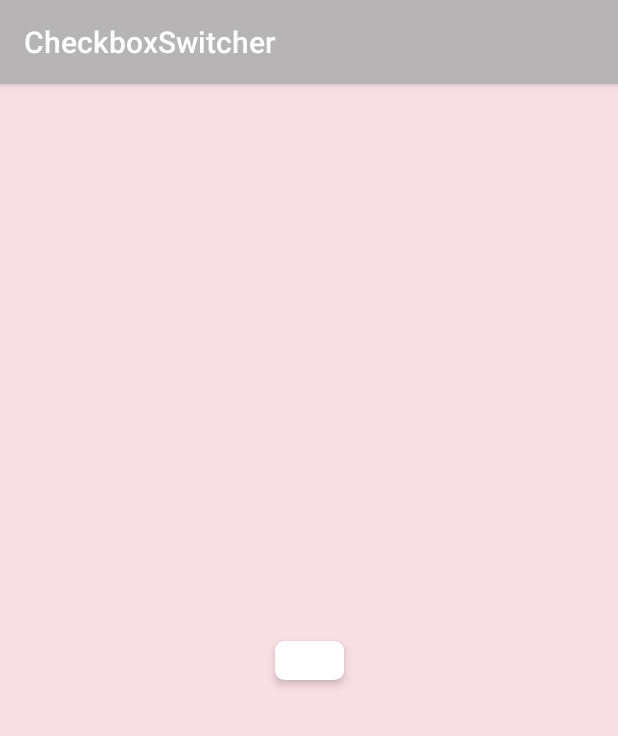
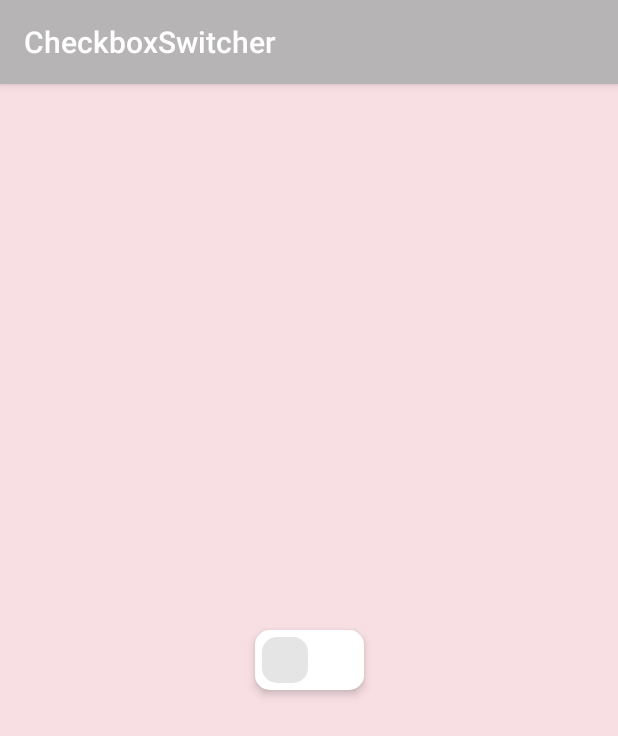
Before and after one commit to bitvale/CheckboxSwitcher, an Android app: the screen it shows after launch (MainActivity), on a phone screen of 412 x 824 dp. Shown: the top 736 px of the screen. Run offline under Robolectric (Android 15) with nearby library versions, the phone set to English and light mode, and no system bars.

Commit message:
Add switcher thumb

```diff
--- a/demo/src/main/res/layout/activity_main.xml
+++ b/demo/src/main/res/layout/activity_main.xml
@@ -10,7 +10,7 @@
 
     <com.bitvale.checkboxswitcher.CheckboxSwitcher
             android:layout_width="wrap_content"
-            android:layout_height="wrap_content"
+            android:layout_height="40dp"
             app:layout_constraintBottom_toBottomOf="parent"
             app:layout_constraintLeft_toLeftOf="parent"
             app:layout_constraintRight_toRightOf="parent"
--- a/library/src/main/java/com/bitvale/checkboxswitcher/CheckboxSwitcher.kt
+++ b/library/src/main/java/com/bitvale/checkboxswitcher/CheckboxSwitcher.kt
@@ -9,9 +9,10 @@ import android.renderscript.Element
 import android.renderscript.RenderScript
 import android.renderscript.ScriptIntrinsicBlur
 import android.util.AttributeSet
-import android.util.Log
 import android.view.View
 import android.view.ViewOutlineProvider
+import androidx.annotation.ColorInt
+import androidx.annotation.Dimension
 import com.bitvale.checkboxswitcher.commons.isLollipopAndAbove
 import com.bitvale.checkboxswitcher.commons.toPx
 import kotlin.math.min
@@ -38,6 +39,19 @@ class CheckboxSwitcher @JvmOverloads constructor(
     private var shadowOffset = 0f
 
     private val switcherRect = RectF(0f, 0f, 0f, 0f)
+    private val thumbRect = RectF(0f, 0f, 0f, 0f)
+
+    @ColorInt
+    private var bgColor = 0
+    @ColorInt
+    private var onColor = 0
+    @ColorInt
+    private var offColor = 0
+    @ColorInt
+    private var currentColor = 0
+
+    @Dimension(unit = Dimension.PX)
+    private var thumbPadding = 0
 
     init {
         attrs?.let { retrieveAttributes(attrs, defStyleAttr) }
@@ -52,11 +66,11 @@ class CheckboxSwitcher @JvmOverloads constructor(
         switchElevation = typedArray.getDimension(R.styleable.CheckboxSwitcher_elevation, 0f)
 
         defHeight = typedArray.getDimensionPixelOffset(R.styleable.CheckboxSwitcher_switcher_height, 0)
-        defWidth = typedArray.getDimensionPixelOffset(R.styleable.CheckboxSwitcher_switcher_width, 0)
+//        defWidth = typedArray.getDimensionPixelOffset(R.styleable.CheckboxSwitcher_switcher_width, 0)
 
-        val bgColor = typedArray.getColor(R.styleable.CheckboxSwitcher_switcher_bg_color, 0)
-
-        switcherPaint.color = bgColor
+        bgColor = typedArray.getColor(R.styleable.CheckboxSwitcher_switcher_bg_color, 0)
+        onColor = typedArray.getColor(R.styleable.CheckboxSwitcher_thumb_on_color, 0)
+        offColor = typedArray.getColor(R.styleable.CheckboxSwitcher_thumb_off_color, 0)
 
         typedArray.recycle()
 
@@ -69,15 +83,16 @@ class CheckboxSwitcher @JvmOverloads constructor(
     }
 
     override fun onMeasure(widthMeasureSpec: Int, heightMeasureSpec: Int) {
-        val widthMode = MeasureSpec.getMode(widthMeasureSpec)
-        var width = MeasureSpec.getSize(widthMeasureSpec)
         val heightMode = MeasureSpec.getMode(heightMeasureSpec)
         var height = MeasureSpec.getSize(heightMeasureSpec)
 
-        if (widthMode != MeasureSpec.EXACTLY || heightMode != MeasureSpec.EXACTLY) {
-            width = defWidth
+        if (heightMode != MeasureSpec.EXACTLY) {
             height = defHeight
         }
+
+        thumbPadding = (height * 12) / 100 // 12%
+
+        var width = (height * 2 - thumbPadding * 1.5f).toInt()
 
         if (!isLollipopAndAbove()) {
             width += switchElevation.toInt() * 2
@@ -102,6 +117,12 @@ class CheckboxSwitcher @JvmOverloads constructor(
         switcherRect.right = width.toFloat() - shadowOffset
         switcherRect.bottom = height.toFloat() - shadowOffset - shadowOffset / 2
 
+        thumbRect.left = switcherRect.left + thumbPadding
+        thumbRect.top = shadowOffset / 2 + thumbPadding
+        thumbRect.bottom = height - shadowOffset - shadowOffset / 2 - thumbPadding
+        thumbRect.right = thumbRect.left + thumbRect.height()
+
+
         switcherCornerRadius = height / 4f
 
         if (!isLollipopAndAbove()) generateShadow()
@@ -114,7 +135,12 @@ class CheckboxSwitcher @JvmOverloads constructor(
         }
 
         // switcher
+        switcherPaint.color = bgColor
         canvas?.drawRoundRect(switcherRect, switcherCornerRadius, switcherCornerRadius, switcherPaint)
+
+        // thumb
+        switcherPaint.color = offColor
+        canvas?.drawRoundRect(thumbRect, switcherCornerRadius, switcherCornerRadius, switcherPaint)
     }
 
     private fun generateShadow() {
--- a/library/src/main/res/values/attrs.xml
+++ b/library/src/main/res/values/attrs.xml
@@ -2,8 +2,9 @@
 <resources>
     <declare-styleable name="CheckboxSwitcher">
         <attr name="elevation" />
-        <attr name="switcher_width" format="dimension"/>
         <attr name="switcher_height" format="dimension"/>
         <attr name="switcher_bg_color" format="color" />
+        <attr name="thumb_on_color" format="color" />
+        <attr name="thumb_off_color" format="color" />
     </declare-styleable>
 </resources>
--- a/library/src/main/res/values/colors.xml
+++ b/library/src/main/res/values/colors.xml
@@ -1,4 +1,6 @@
 <?xml version="1.0" encoding="utf-8"?>
 <resources>
     <color name="switcher_bg_color">@android:color/white</color>
+    <color name="thumb_on_color">#95cd75</color>
+    <color name="thumb_off_color">#e5e5e5</color>
 </resources>
--- a/library/src/main/res/values/dimens.xml
+++ b/library/src/main/res/values/dimens.xml
@@ -2,5 +2,4 @@
 <resources>
     <dimen name="switcher_elevation">4dp</dimen>
     <dimen name="switcher_height">26dp</dimen>
-    <dimen name="switcher_width">46dp</dimen>
 </resources>
--- a/library/src/main/res/values/styles.xml
+++ b/library/src/main/res/values/styles.xml
@@ -1,9 +1,10 @@
 <?xml version="1.0" encoding="utf-8"?>
 <resources>
     <style name="BaseSwitcher">
-        <item name="switcher_width">@dimen/switcher_width</item>
         <item name="switcher_height">@dimen/switcher_height</item>
         <item name="switcher_bg_color">@color/switcher_bg_color</item>
+        <item name="thumb_on_color">@color/thumb_on_color</item>
+        <item name="thumb_off_color">@color/thumb_off_color</item>
         <item name="elevation">@dimen/switcher_elevation</item>
     </style>
 
```
